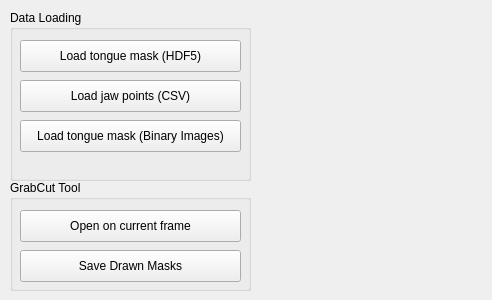
Above: src/WhiskerToolbox/Tongue_Widget/Tongue_Widget.ui from paulmthompson/WhiskerToolbox before the change. Below: the same form after it.
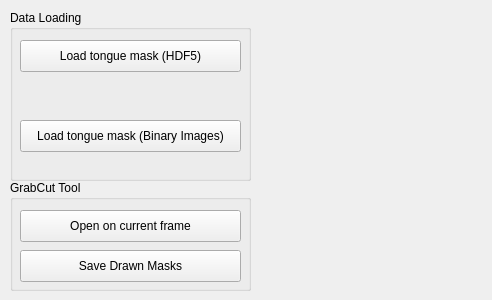
That is the form after the change.

Commit message: remove csv keypoint loading button from tongue widget

```diff
--- a/src/WhiskerToolbox/Tongue_Widget/Tongue_Widget.ui
+++ b/src/WhiskerToolbox/Tongue_Widget/Tongue_Widget.ui
@@ -38,19 +38,6 @@
      <string>Load tongue mask (HDF5)</string>
     </property>
    </widget>
-   <widget class="QPushButton" name="load_jaw_btn">
-    <property name="geometry">
-     <rect>
-      <x>10</x>
-      <y>70</y>
-      <width>221</width>
-      <height>32</height>
-     </rect>
-    </property>
-    <property name="text">
-     <string>Load jaw points (CSV)</string>
-    </property>
-   </widget>
    <widget class="QPushButton" name="load_img_btn">
     <property name="geometry">
      <rect>
```
The commit also changes 2 other files.
